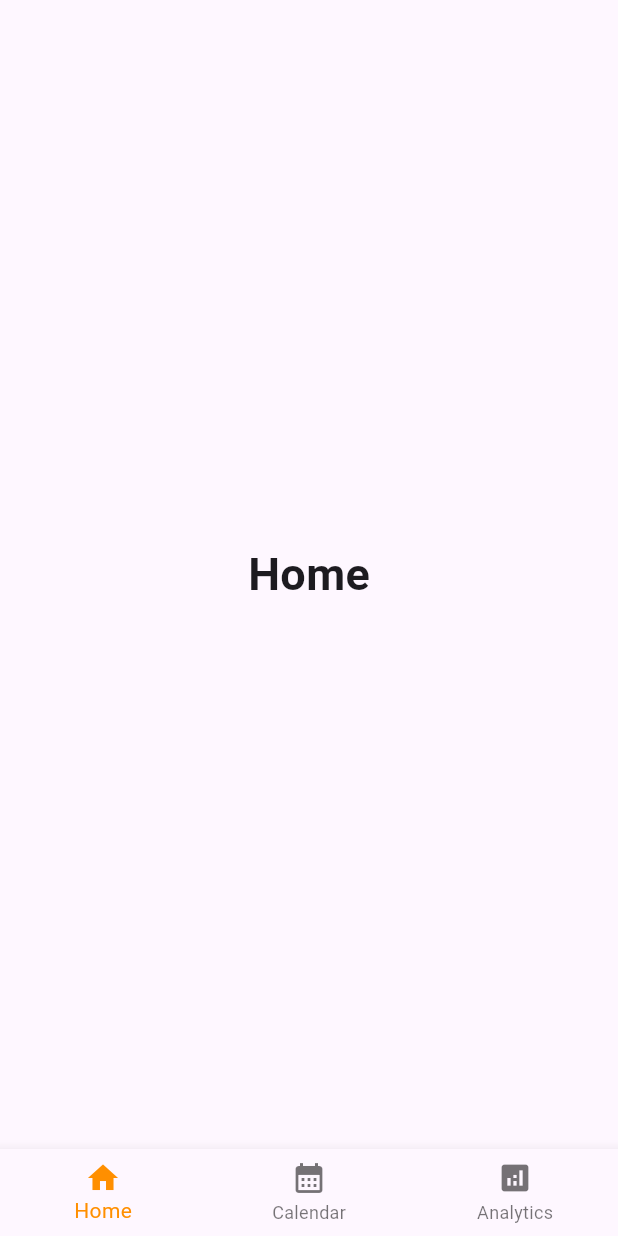
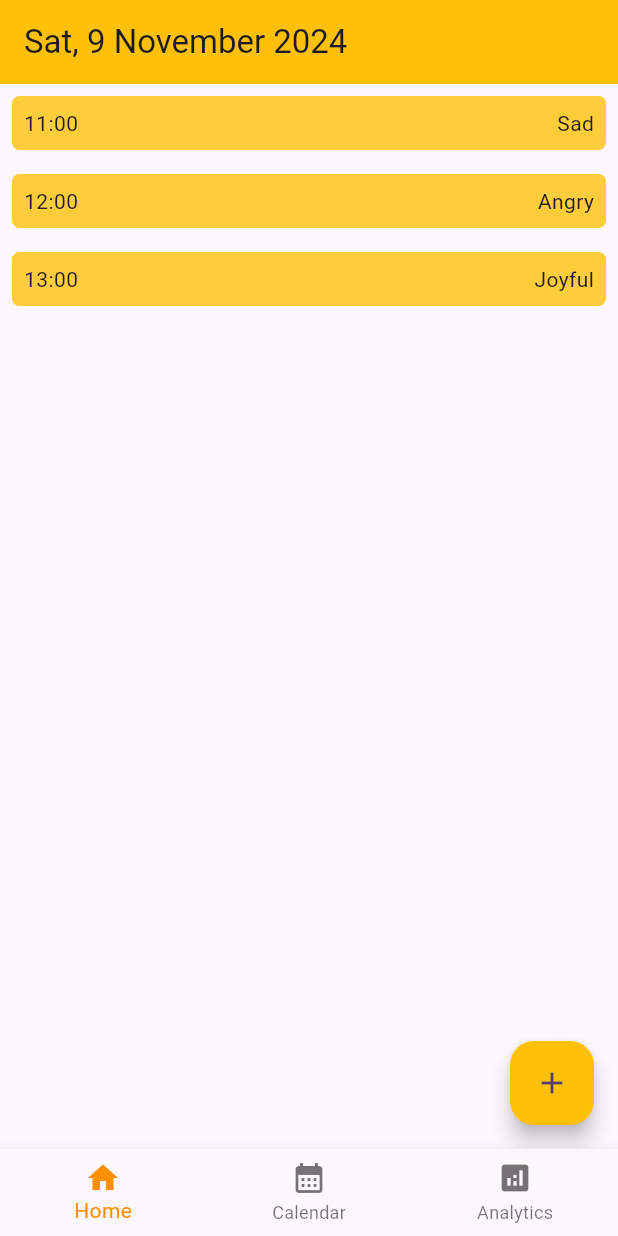
Before and after one commit to FBGFi/mindfulness-app, a Flutter app: the screen it shows after launch, on a phone screen of 412 x 824 dp. Run offline on Flutter 3.47's test engine with Material 3 defaults, Android fonts, the phone set to English and light mode, and no system bars.

Commit message:
add basic listing

```diff
--- a/lib/main.dart
+++ b/lib/main.dart
@@ -1,4 +1,7 @@
 import 'package:flutter/material.dart';
+import 'package:mindfulness_app/pages/analytics/analytics.dart';
+import 'package:mindfulness_app/pages/calendar/calendar.dart';
+import 'package:mindfulness_app/pages/home/home.dart';
 
 void main() {
   runApp(const MindfulnessApp());
@@ -14,21 +17,10 @@ class MindfulnessApp extends StatefulWidget {
 class _MindfulnessAppState extends State<MindfulnessApp> {
   int _selectedIndex = 0;
 
-  static const TextStyle optionStyle =
-      TextStyle(fontSize: 30, fontWeight: FontWeight.bold);
-  static const List<Widget> _widgetOptions = [
-    Text(
-      "Home",
-      style: optionStyle,
-    ),
-    Text(
-      "Calendar",
-      style: optionStyle,
-    ),
-    Text(
-      "Analytics",
-      style: optionStyle,
-    ),
+  static const List<Widget> _pages = [
+    HomePage(),
+    CalendarPage(),
+    AnalyticsPage(),
   ];
 
   void _onItemTapped(int index) {
@@ -49,7 +41,7 @@ class _MindfulnessAppState extends State<MindfulnessApp> {
           length: 3,
           child: Scaffold(
             body: Center(
-              child: _widgetOptions.elementAt(_selectedIndex),
+              child: _pages.elementAt(_selectedIndex),
             ),
             bottomNavigationBar: BottomNavigationBar(
               items: const [
--- /dev/null
+++ b/lib/pages/analytics/analytics.dart
@@ -0,0 +1,15 @@
+import 'package:flutter/material.dart';
+
+class AnalyticsPage extends StatefulWidget {
+  const AnalyticsPage({super.key});
+
+  @override
+  State<AnalyticsPage> createState() => _AnalyticsPageState();
+}
+
+class _AnalyticsPageState extends State<AnalyticsPage> {
+  @override
+  Widget build(BuildContext context) {
+    return const Text("Analytics");
+  }
+}
--- /dev/null
+++ b/lib/pages/calendar/calendar.dart
@@ -0,0 +1,15 @@
+import 'package:flutter/material.dart';
+
+class CalendarPage extends StatefulWidget {
+  const CalendarPage({super.key});
+
+  @override
+  State<CalendarPage> createState() => _CalendarPageState();
+}
+
+class _CalendarPageState extends State<CalendarPage> {
+  @override
+  Widget build(BuildContext context) {
+    return const Text("Calendar");
+  }
+}
--- /dev/null
+++ b/lib/pages/home/home.dart
@@ -0,0 +1,57 @@
+import 'package:flutter/material.dart';
+import 'package:intl/intl.dart';
+
+class HomePage extends StatefulWidget {
+  const HomePage({super.key});
+
+  @override
+  State<HomePage> createState() => _HomePageState();
+}
+
+class _HomePageState extends State<HomePage> {
+  // TODO get from global state and extend values to include more details
+  final Map<String, String> _mindSets = {
+    "11:00": "Sad",
+    "12:00": "Angry",
+    "13:00": "Joyful",
+  };
+
+  void _onAddNew() {
+    setState(() {
+      String now = DateFormat("HH:mm:ss").format(DateTime.now());
+      _mindSets[now] = "New feeling";
+    });
+  }
+
+  @override
+  Widget build(BuildContext context) {
+    return Scaffold(
+      appBar: AppBar(
+          backgroundColor: Colors.amber,
+          title: Text(DateFormat("EEE, d MMMM yyyy").format(DateTime.now()))),
+      body: ListView(
+          children: _mindSets.entries
+              .map((entry) => Center(
+                  child: Container(
+                      margin: const EdgeInsets.all(8.0),
+                      decoration: BoxDecoration(
+                        borderRadius: BorderRadius.circular(5),
+                        color: Colors.amber.withAlpha(200),
+                      ),
+                      child: Padding(
+                          padding: const EdgeInsets.all(8.0),
+                          child: Flex(
+                            direction: Axis.horizontal,
+                            mainAxisAlignment: MainAxisAlignment.spaceBetween,
+                            children: [Text(entry.key), Text(entry.value)],
+                          )))))
+              .toList()),
+      floatingActionButton: FloatingActionButton(
+        onPressed: _onAddNew,
+        tooltip: "Add new",
+        backgroundColor: Colors.amber,
+        child: const Icon(Icons.add),
+      ),
+    );
+  }
+}
--- a/pubspec.yaml
+++ b/pubspec.yaml
@@ -35,6 +35,7 @@ dependencies:
   # The following adds the Cupertino Icons font to your application.
   # Use with the CupertinoIcons class for iOS style icons.
   cupertino_icons: ^1.0.8
+  intl: ^0.19.0
 
 dev_dependencies:
   flutter_test:
```
Also changed, not shown: pubspec.lock.
